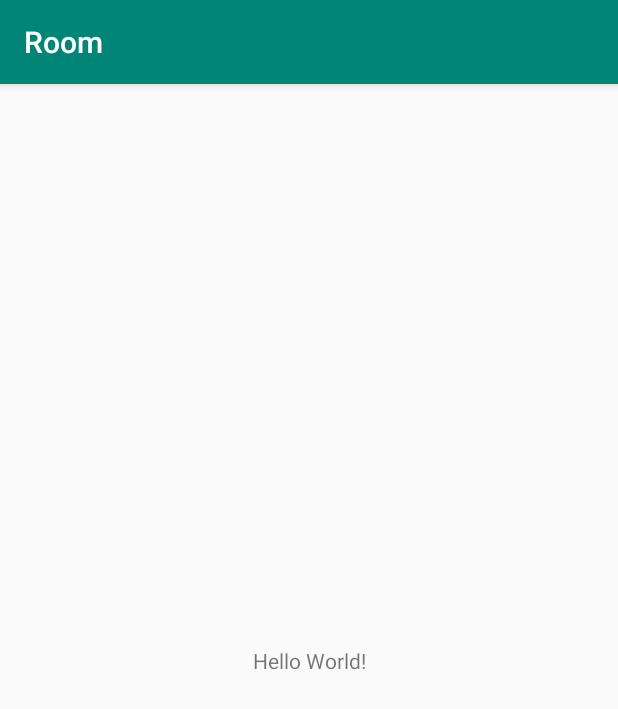
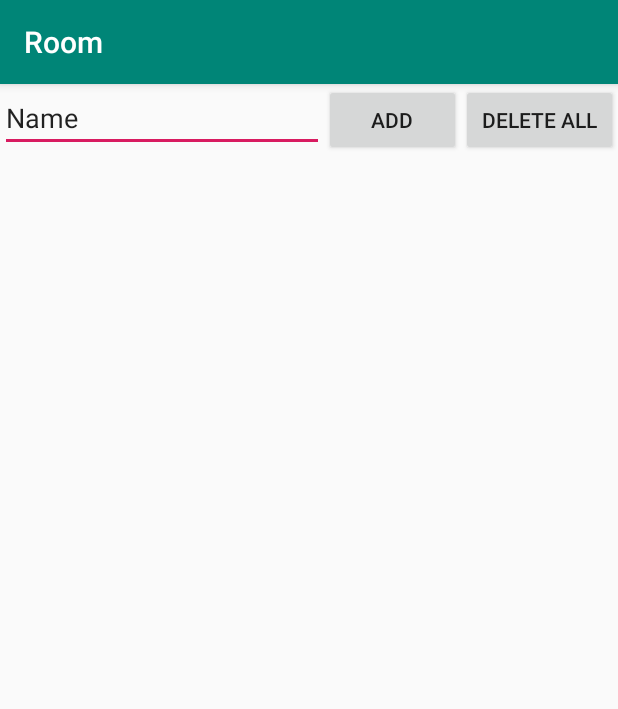
Before and after one commit to mayankgupta1905/Room, an Android app: the screen it shows after launch (MainActivity), on a phone screen of 412 x 824 dp. Shown: the top 709 px of the screen. Run offline under Robolectric (Android 15) with nearby library versions, the phone set to English and light mode, and no system bars; our stand-ins replace Room's generated code.

Commit message:
Implementing Todo App Functionalites with Room and Recycler View

```diff
--- a/app/build.gradle
+++ b/app/build.gradle
@@ -35,4 +35,5 @@ dependencies {
     androidTestImplementation 'androidx.test.espresso:espresso-core:3.1.1'
     implementation "androidx.room:room-runtime:2.1.0"
     kapt "androidx.room:room-compiler:2.1.0"
+    implementation 'androidx.recyclerview:recyclerview:1.0.0'
 }
--- a/app/src/main/java/com/mayank/room/MainActivity.kt
+++ b/app/src/main/java/com/mayank/room/MainActivity.kt
@@ -2,22 +2,55 @@ package com.mayank.room
 
 import androidx.appcompat.app.AppCompatActivity
 import android.os.Bundle
+import androidx.recyclerview.widget.LinearLayoutManager
 import androidx.room.Room
+import kotlinx.android.synthetic.main.activity_main.*
 
 class MainActivity : AppCompatActivity() {
 
+    var task_list = arrayListOf<Task>()
     val db by lazy {
-        Room.databaseBuilder(this,
+        Room.databaseBuilder(
+            this,
             AppDatabase::class.java,
-            "task.db")
+            "task.db"
+        )
             .allowMainThreadQueries() // to run small queries on main thread
             .fallbackToDestructiveMigration() //it avoids the crash when updated the schema of the database //it deletes the user db instead of crashing the app if any migration code is not defined
             .build()
     }
+
     override fun onCreate(savedInstanceState: Bundle?) {
         super.onCreate(savedInstanceState)
         setContentView(R.layout.activity_main)
 
-        db.todoDao().getAllTask()
+        task_list = db.todoDao().getAllTask().filter { todo ->
+            todo.task.contains("abc",true)
+        } as ArrayList<Task>
+
+        val adapter = TaskAdapter(task_list, this)
+        rvTask.layoutManager = LinearLayoutManager(this)
+        rvTask.adapter = adapter
+
+        adapter.todoItemClickListener = object: TodoItemClickListener {
+            override fun onDeleteClick(task: Task, position: Int) {
+                db.todoDao().deleteTask(task)
+                task_list = db.todoDao().getAllTask() as ArrayList<Task>
+                adapter.updateTasks(task_list)
+            }
+
+            override fun onDoneClick(task: Task, position: Int) {
+                TODO("not implemented") //To change body of created functions use File | Settings | File Templates.
+            }
+
+        }
+
+        add.setOnClickListener {
+            db.todoDao().insertRow(Task(task = Task_input.text.toString(), status = false))
+            task_list = db.todoDao().getAllTask() as ArrayList<Task>
+            adapter.updateTasks(task_list)
+            adapter.notifyDataSetChanged()
+            Task_input.text.clear()
+        }
     }
 }
--- /dev/null
+++ b/app/src/main/java/com/mayank/room/TodoItemClickListener.kt
@@ -0,0 +1,8 @@
+package com.mayank.room
+
+interface TodoItemClickListener {
+
+    fun onDeleteClick(task:Task,position:Int)
+
+    fun onDoneClick(task:Task,position:Int)
+}
--- a/app/src/main/res/layout/activity_main.xml
+++ b/app/src/main/res/layout/activity_main.xml
@@ -1,19 +1,43 @@
 <?xml version="1.0" encoding="utf-8"?>
-<androidx.constraintlayout.widget.ConstraintLayout
+<LinearLayout
         xmlns:android="http://schemas.android.com/apk/res/android"
         xmlns:tools="http://schemas.android.com/tools"
         xmlns:app="http://schemas.android.com/apk/res-auto"
         android:layout_width="match_parent"
         android:layout_height="match_parent"
+        android:orientation="vertical"
         tools:context=".MainActivity">
 
-    <TextView
-            android:layout_width="wrap_content"
-            android:layout_height="wrap_content"
-            android:text="Hello World!"
-            app:layout_constraintBottom_toBottomOf="parent"
-            app:layout_constraintLeft_toLeftOf="parent"
-            app:layout_constraintRight_toRightOf="parent"
-            app:layout_constraintTop_toTopOf="parent"/>
+    <LinearLayout
+            android:layout_width="match_parent"
+            android:id="@+id/addition_task"
+            android:orientation="horizontal"
+            android:layout_height="wrap_content">
 
-</androidx.constraintlayout.widget.ConstraintLayout>
+        <EditText
+                android:layout_width="wrap_content"
+                android:layout_height="wrap_content"
+                android:inputType="textPersonName"
+                android:text="Name"
+                android:ems="10"
+                android:id="@+id/Task_input"
+                android:layout_weight="1"/>
+        <Button
+                android:text="Add"
+                android:layout_width="wrap_content"
+                android:layout_height="wrap_content"
+                android:id="@+id/add"
+                android:layout_weight="1"/>
+        <Button
+                android:text="Delete All"
+                android:layout_width="wrap_content"
+                android:layout_height="wrap_content"
+                android:id="@+id/Delete_all"
+                android:layout_weight="1"/>
+    </LinearLayout>
+    <androidx.recyclerview.widget.RecyclerView
+            android:id="@+id/rvTask"
+            android:layout_width="match_parent"
+            android:layout_height="wrap_content"/>
+
+</LinearLayout>
```
Also changed, not shown: app/src/main/java/com/mayank/room/TaskAdapter.kt (added, +41 -0 lines), app/src/main/res/drawable-v24/ic_delete.xml (added, +9 -0 lines), app/src/main/res/drawable-v24/ic_sort.xml (added, +9 -0 lines), app/src/main/res/layout/task_item.xml (added, +25 -0 lines).
